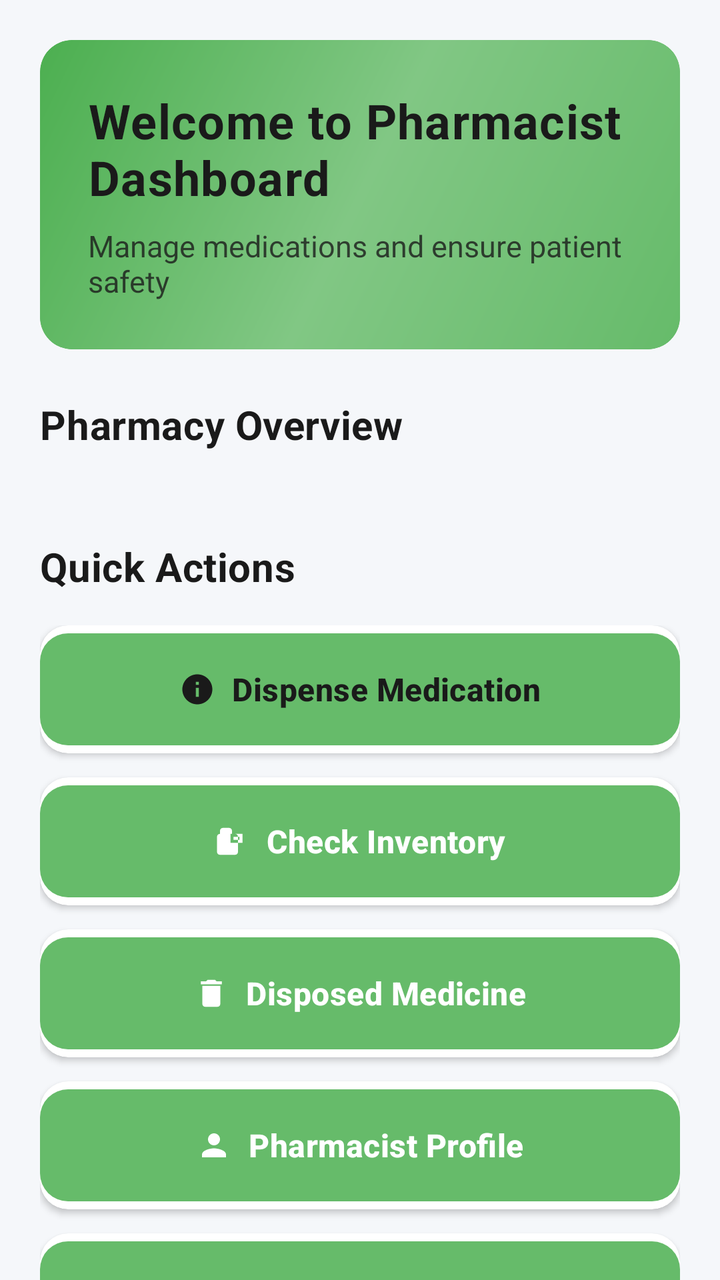
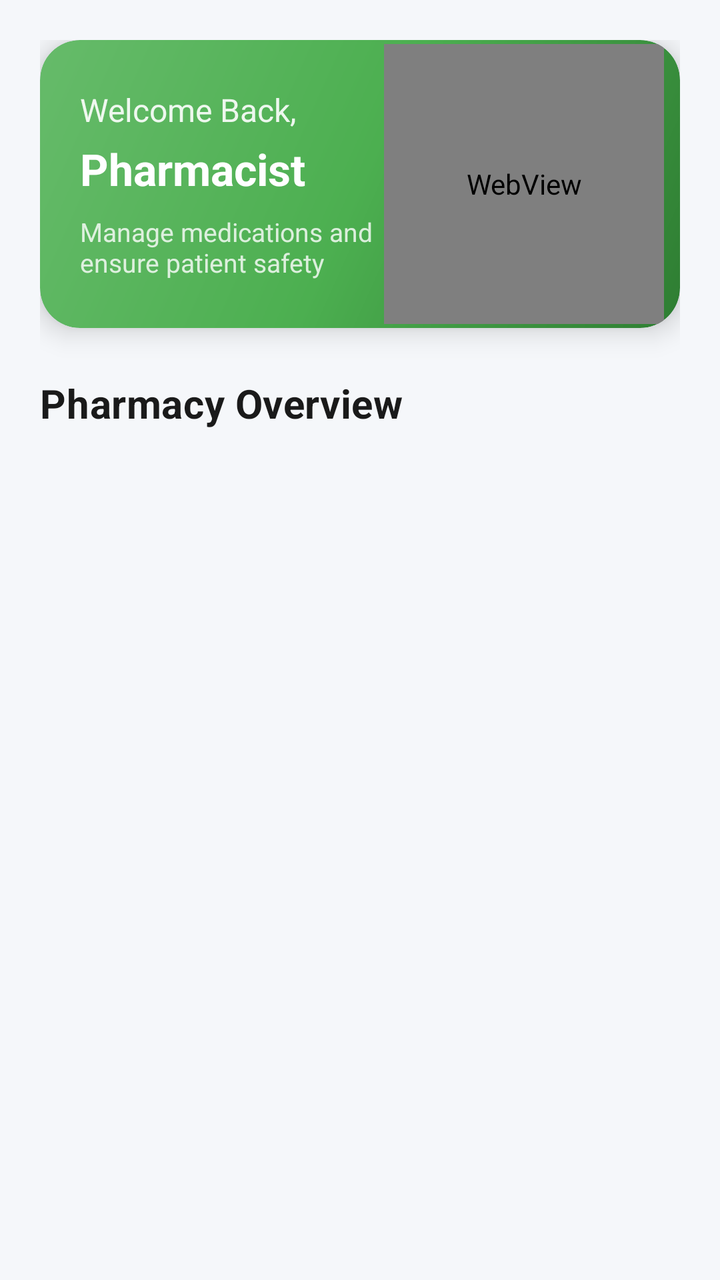

An Android layout rendered at two revisions. The XML below is the earlier revision; the diff shows what the commit changed to produce the second picture.
<!-- AndroidManifest.xml: activity theme Theme.H_CAS.NoActionBar -->
<!-- res/layout/fragment_pharmacist_dashboard.xml -->
<?xml version="1.0" encoding="utf-8"?>
<ScrollView xmlns:android="http://schemas.android.com/apk/res/android"
    xmlns:app="http://schemas.android.com/apk/res-auto"
    android:layout_width="match_parent"
    android:layout_height="match_parent"
    android:background="#F5F7FA"
    android:fillViewport="true"
    android:scrollbars="none">

    <LinearLayout
        android:layout_width="match_parent"
        android:layout_height="wrap_content"
        android:orientation="vertical"
        android:padding="20dp">

        
        <com.google.android.material.card.MaterialCardView
            android:layout_width="match_parent"
            android:layout_height="wrap_content"
            android:layout_marginBottom="24dp"
            app:cardCornerRadius="16dp"
            app:cardElevation="0dp"
            app:strokeWidth="0dp"
            app:cardBackgroundColor="@color/pharmacist_green">

            <LinearLayout
                android:layout_width="match_parent"
                android:layout_height="wrap_content"
                android:orientation="vertical"
                android:padding="24dp"
                android:background="@drawable/pharmacist_welcome_background">

                <TextView
                    android:id="@+id/welcomeTextView"
                    android:layout_width="wrap_content"
                    android:layout_height="wrap_content"
                    android:text="Welcome to Pharmacist Dashboard"
                    android:textSize="24sp"
                    android:textStyle="bold"
                    android:textColor="#1A1A1A"
                    android:letterSpacing="0.02" />

                <TextView
                    android:id="@+id/subtitleTextView"
                    android:layout_width="wrap_content"
                    android:layout_height="wrap_content"
                    android:layout_marginTop="8dp"
                    android:text="Manage medications and ensure patient safety"
                    android:textSize="15sp"
                    android:textColor="#1A1A1A"
                    android:alpha="0.8" />

            </LinearLayout>

        </com.google.android.material.card.MaterialCardView>

        
        <LinearLayout
            android:layout_width="match_parent"
            android:layout_height="wrap_content"
            android:orientation="horizontal"
            android:gravity="center_vertical"
            android:layout_marginBottom="16dp">

            <TextView
                android:layout_width="0dp"
                android:layout_height="wrap_content"
                android:layout_weight="1"
                android:text="Pharmacy Overview"
                android:textSize="20sp"
                android:textStyle="bold"
                android:textColor="#1A1A1A"
                android:letterSpacing="0.01" />

        </LinearLayout>

        <androidx.recyclerview.widget.RecyclerView
            android:id="@+id/statsRecyclerView"
            android:layout_width="match_parent"
            android:layout_height="wrap_content"
            android:layout_marginBottom="28dp"
            android:nestedScrollingEnabled="false" />

        
        <LinearLayout
            android:layout_width="match_parent"
            android:layout_height="wrap_content"
            android:orientation="horizontal"
            android:gravity="center_vertical"
            android:layout_marginBottom="16dp">

            <TextView
                android:layout_width="0dp"
                android:layout_height="wrap_content"
                android:layout_weight="1"
                android:text="Quick Actions"
                android:textSize="20sp"
                android:textStyle="bold"
                android:textColor="#1A1A1A"
                android:letterSpacing="0.01" />

        </LinearLayout>

        <LinearLayout
            android:layout_width="match_parent"
            android:layout_height="wrap_content"
            android:orientation="vertical">

            
            <com.google.android.material.card.MaterialCardView
                android:layout_width="match_parent"
                android:layout_height="wrap_content"
                android:layout_marginBottom="12dp"
                app:cardCornerRadius="14dp"
                app:cardElevation="2dp"
                app:strokeWidth="0dp"
                app:cardBackgroundColor="@color/white">

                <com.google.android.material.button.MaterialButton
                    android:id="@+id/dispensingButton"
                    android:layout_width="match_parent"
                    android:layout_height="64dp"
                    android:text="Dispense Medication"
                    android:textSize="16sp"
                    android:textStyle="bold"
                    android:textColor="#1A1A1A"
                    android:letterSpacing="0.01"
                    app:icon="@drawable/ic_medication_dispensing"
                    app:iconGravity="textStart"
                    app:iconTint="#1A1A1A"
                    app:cornerRadius="14dp"
                    app:backgroundTint="@color/pharmacist_green"
                    app:elevation="0dp"
                    android:paddingStart="20dp"
                    android:paddingEnd="20dp" />

            </com.google.android.material.card.MaterialCardView>

            
            <com.google.android.material.card.MaterialCardView
                android:layout_width="match_parent"
                android:layout_height="wrap_content"
                android:layout_marginBottom="12dp"
                app:cardCornerRadius="14dp"
                app:cardElevation="2dp"
                app:strokeWidth="0dp"
                app:cardBackgroundColor="@color/white">

                <com.google.android.material.button.MaterialButton
                    android:id="@+id/inventoryButton"
                    android:layout_width="match_parent"
                    android:layout_height="64dp"
                    android:text="Check Inventory"
                    android:textSize="16sp"
                    android:textStyle="bold"
                    android:textColor="@color/white"
                    android:letterSpacing="0.01"
                    app:icon="@drawable/ic_inventory"
                    app:iconGravity="textStart"
                    app:iconTint="@color/white"
                    app:cornerRadius="14dp"
                    app:backgroundTint="@color/pharmacist_green"
                    app:elevation="0dp"
                    android:paddingStart="20dp"
                    android:paddingEnd="20dp" />

            </com.google.android.material.card.MaterialCardView>

            
            <com.google.android.material.card.MaterialCardView
                android:layout_width="match_parent"
                android:layout_height="wrap_content"
                android:layout_marginBottom="12dp"
                app:cardCornerRadius="14dp"
                app:cardElevation="2dp"
                app:strokeWidth="0dp"
                app:cardBackgroundColor="@color/white">

                <com.google.android.material.button.MaterialButton
                    android:id="@+id/interactionsButton"
                    android:layout_width="match_parent"
                    android:layout_height="64dp"
                    android:text="Disposed Medicine"
                    android:textSize="16sp"
                    android:textStyle="bold"
                    android:textColor="@color/white"
                    android:letterSpacing="0.01"
                    app:icon="@drawable/ic_delete"
                    app:iconGravity="textStart"
                    app:iconTint="@color/white"
                    app:cornerRadius="14dp"
                    app:backgroundTint="@color/pharmacist_green"
                    app:elevation="0dp"
                    android:paddingStart="20dp"
                    android:paddingEnd="20dp" />

            </com.google.android.material.card.MaterialCardView>

            
            <com.google.android.material.card.MaterialCardView
                android:layout_width="match_parent"
                android:layout_height="wrap_content"
                android:layout_marginBottom="12dp"
                app:cardCornerRadius="14dp"
                app:cardElevation="2dp"
                app:strokeWidth="0dp"
                app:cardBackgroundColor="@color/white">

                <com.google.android.material.button.MaterialButton
                    android:id="@+id/profileButton"
                    android:layout_width="match_parent"
                    android:layout_height="64dp"
                    android:text="Pharmacist Profile"
                    android:textSize="16sp"
                    android:textStyle="bold"
                    android:textColor="@color/white"
                    android:letterSpacing="0.01"
                    app:icon="@drawable/ic_doctor_profile"
                    app:iconGravity="textStart"
                    app:iconTint="@color/white"
                    app:cornerRadius="14dp"
                    app:backgroundTint="@color/pharmacist_green"
                    app:elevation="0dp"
                    android:paddingStart="20dp"
                    android:paddingEnd="20dp" />

            </com.google.android.material.card.MaterialCardView>

            
            <com.google.android.material.card.MaterialCardView
                android:layout_width="match_parent"
                android:layout_height="wrap_content"
                android:layout_marginBottom="8dp"
                app:cardCornerRadius="14dp"
                app:cardElevation="2dp"
                app:strokeWidth="0dp"
                app:cardBackgroundColor="@color/white">

                <com.google.android.material.button.MaterialButton
                    android:id="@+id/reportsButton"
                    android:layout_width="match_parent"
                    android:layout_height="64dp"
                    android:text="Pharmacy Reports"
                    android:textSize="16sp"
                    android:textStyle="bold"
                    android:textColor="@color/white"
                    android:letterSpacing="0.01"
                    app:icon="@drawable/ic_analytics"
                    app:iconGravity="textStart"
                    app:iconTint="@color/white"
                    app:cornerRadius="14dp"
                    app:backgroundTint="@color/pharmacist_green"
                    app:elevation="0dp"
                    android:paddingStart="20dp"
                    android:paddingEnd="20dp" />

            </com.google.android.material.card.MaterialCardView>

        </LinearLayout>

    </LinearLayout>

</ScrollView>
<!-- resources referenced by this layout -->
<resources>
  <color name="pharmacist_green">#66BB6A</color>
  <color name="white">#FFFFFFFF</color>
  <!-- drawable ic_analytics (drawable) -->
  <?xml version="1.0" encoding="utf-8"?>
  <vector xmlns:android="http://schemas.android.com/apk/res/android"
      android:width="24dp"
      android:height="24dp"
      android:viewportWidth="24"
      android:viewportHeight="24"
      android:tint="@color/white">
      <path
          android:fillColor="@android:color/white"
          android:pathData="M19,3L5,3c-1.1,0 -2,0.9 -2,2v14c0,1.1 0.9,2 2,2h14c1.1,0 2,-0.9 2,-2L21,5c0,-1.1 -0.9,-2 -2,-2zM9,17L7,17v-7h2v7zM13,17h-2L11,7h2v10zM17,17h-2v-4h2v4z"/>
  </vector>
  <!-- drawable ic_delete (drawable) -->
  <vector xmlns:android="http://schemas.android.com/apk/res/android"
      android:width="24dp"
      android:height="24dp"
      android:viewportWidth="24"
      android:viewportHeight="24"
      android:tint="?attr/colorOnSurface">
    <path
        android:fillColor="@android:color/white"
        android:pathData="M6,19c0,1.1 0.9,2 2,2h8c1.1,0 2,-0.9 2,-2V7H6v12zM19,4h-3.5l-1,-1h-5l-1,1H5v2h14V4z"/>
  </vector>
  <!-- drawable ic_doctor_profile (drawable) -->
  <vector xmlns:android="http://schemas.android.com/apk/res/android"
      android:width="24dp"
      android:height="24dp"
      android:viewportWidth="24"
      android:viewportHeight="24"
      android:tint="?attr/colorOnSurface">
    <path
        android:fillColor="@android:color/white"
        android:pathData="M12,12c2.21,0 4,-1.79 4,-4s-1.79,-4 -4,-4 -4,1.79 -4,4 1.79,4 4,4zM12,14c-2.67,0 -8,1.34 -8,4v2h16v-2c0,-2.66 -5.33,-4 -8,-4z"/>
  </vector>
  <!-- drawable ic_inventory (drawable) -->
  <?xml version="1.0" encoding="utf-8"?>
  <vector xmlns:android="http://schemas.android.com/apk/res/android"
      android:width="24dp"
      android:height="24dp"
      android:viewportWidth="24"
      android:viewportHeight="24"
      android:tint="@color/white">
      <path
          android:fillColor="@android:color/white"
          android:pathData="M19,7h-8v6h8V7zM17,11h-4V9h4v2zM4,7L4,5c0,-1.1 0.9,-2 2,-2h4c1.1,0 2,0.9 2,2v2h2c1.1,0 2,0.9 2,2v10c0,1.1 -0.9,2 -2,2L4,21c-1.1,0 -2,-0.9 -2,-2L2,9c0,-1.1 0.9,-2 2,-2h2zM6,7L6,5h4v2L6,7z"/>
  </vector>
  <!-- drawable ic_medication_dispensing (drawable) -->
  <?xml version="1.0" encoding="utf-8"?>
  <vector xmlns:android="http://schemas.android.com/apk/res/android"
      android:width="24dp"
      android:height="24dp"
      android:viewportWidth="24"
      android:viewportHeight="24"
      android:tint="@color/white">
      <path
          android:fillColor="@android:color/white"
          android:pathData="M12,2C6.48,2 2,6.48 2,12s4.48,10 10,10 10,-4.48 10,-10S17.52,2 12,2zM13,17h-2v-6h2v6zM13,9h-2L11,7h2v2z"/>
  </vector>
  <!-- drawable pharmacist_welcome_background (drawable) -->
  <?xml version="1.0" encoding="utf-8"?>
  <shape xmlns:android="http://schemas.android.com/apk/res/android"
      android:shape="rectangle">
      <gradient
          android:angle="135"
          android:startColor="#66BB6A"
          android:centerColor="#81C784"
          android:endColor="#4CAF50"
          android:type="linear" />
      <corners android:radius="16dp" />
  </shape>
  <style name="Theme.H_CAS.NoActionBar" parent="Theme.Material3.DayNight.NoActionBar">
          <item name="colorPrimary">@color/primary_blue</item>
          <item name="colorPrimaryDark">@color/primary_blue_dark</item>
          <item name="colorAccent">@color/accent_blue</item>
          <item name="android:statusBarColor">@color/white</item>
          <item name="android:windowLightStatusBar">true</item>
      </style>
  <color name="primary_blue">#1976D2</color>
  <color name="primary_blue_dark">#1565C0</color>
  <color name="accent_blue">#2196F3</color>
</resources>

<!-- the commit's change to res/layout/fragment_pharmacist_dashboard.xml (unified diff, before → after) -->
@@ -18,39 +18,71 @@
             android:layout_width="match_parent"
             android:layout_height="wrap_content"
             android:layout_marginBottom="24dp"
-            app:cardCornerRadius="16dp"
-            app:cardElevation="0dp"
-            app:strokeWidth="0dp"
-            app:cardBackgroundColor="@color/pharmacist_green">
+            app:cardCornerRadius="20dp"
+            app:cardElevation="8dp"
+            app:strokeWidth="0dp">
 
-            <LinearLayout
+            <androidx.constraintlayout.widget.ConstraintLayout
                 android:layout_width="match_parent"
                 android:layout_height="wrap_content"
-                android:orientation="vertical"
-                android:padding="24dp"
-                android:background="@drawable/pharmacist_welcome_background">
+                android:background="@drawable/pharmacist_welcome_gradient">
+
+                
+                <TextView
+                    android:id="@+id/welcomeTitle"
+                    android:layout_width="0dp"
+                    android:layout_height="wrap_content"
+                    android:layout_marginStart="20dp"
+                    android:layout_marginTop="24dp"
+                    android:text="Welcome Back,"
+                    android:textColor="@color/white"
+                    android:textSize="16sp"
+                    android:alpha="0.9"
+                    app:layout_constraintStart_toStartOf="parent"
+                    app:layout_constraintTop_toTopOf="parent"
+                    app:layout_constraintEnd_toStartOf="@id/macbookAnimation" />
 
                 <TextView
-                    android:id="@+id/welcomeTextView"
-                    android:layout_width="wrap_content"
+                    android:id="@+id/pharmacistNameText"
+                    android:layout_width="0dp"
                     android:layout_height="wrap_content"
-                    android:text="Welcome to Pharmacist Dashboard"
-                    android:textSize="24sp"
+                    android:layout_marginStart="20dp"
+                    android:layout_marginTop="4dp"
+                    android:text="Pharmacist"
+                    android:textColor="@color/white"
+                    android:textSize="22sp"
                     android:textStyle="bold"
-                    android:textColor="#1A1A1A"
-                    android:letterSpacing="0.02" />
+                    app:layout_constraintStart_toStartOf="parent"
+                    app:layout_constraintTop_toBottomOf="@id/welcomeTitle"
+                    app:layout_constraintEnd_toStartOf="@id/macbookAnimation" />
 
                 <TextView
-                    android:id="@+id/subtitleTextView"
-                    android:layout_width="wrap_content"
+                    android:id="@+id/welcomeSubtitle"
+                    android:layout_width="0dp"
                     android:layout_height="wrap_content"
+                    android:layout_marginStart="20dp"
                     android:layout_marginTop="8dp"
+                    android:layout_marginBottom="24dp"
                     android:text="Manage medications and ensure patient safety"
-                    android:textSize="15sp"
-                    android:textColor="#1A1A1A"
-                    android:alpha="0.8" />
+                    android:textColor="@color/white"
+                    android:textSize="13sp"
+                    android:alpha="0.8"
+                    app:layout_constraintStart_toStartOf="parent"
+                    app:layout_constraintTop_toBottomOf="@id/pharmacistNameText"
+                    app:layout_constraintBottom_toBottomOf="parent"
+                    app:layout_constraintEnd_toStartOf="@id/macbookAnimation" />
 
-            </LinearLayout>
+                
+                <WebView
+                    android:id="@+id/macbookAnimation"
+                    android:layout_width="140dp"
+                    android:layout_height="140dp"
+                    android:layout_marginEnd="8dp"
+                    app:layout_constraintEnd_toEndOf="parent"
+                    app:layout_constraintTop_toTopOf="parent"
+                    app:layout_constraintBottom_toBottomOf="parent" />
+
+            </androidx.constraintlayout.widget.ConstraintLayout>
 
         </com.google.android.material.card.MaterialCardView>
 
@@ -81,183 +113,6 @@
             android:layout_marginBottom="28dp"
             android:nestedScrollingEnabled="false" />
 
-        
-        <LinearLayout
-            android:layout_width="match_parent"
-            android:layout_height="wrap_content"
-            android:orientation="horizontal"
-            android:gravity="center_vertical"
-            android:layout_marginBottom="16dp">
-
-            <TextView
-                android:layout_width="0dp"
-                android:layout_height="wrap_content"
-                android:layout_weight="1"
-                android:text="Quick Actions"
-                android:textSize="20sp"
-                android:textStyle="bold"
-                android:textColor="#1A1A1A"
-                android:letterSpacing="0.01" />
-
-        </LinearLayout>
-
-        <LinearLayout
-            android:layout_width="match_parent"
-            android:layout_height="wrap_content"
-            android:orientation="vertical">
-
-            
-            <com.google.android.material.card.MaterialCardView
-                android:layout_width="match_parent"
-                android:layout_height="wrap_content"
-                android:layout_marginBottom="12dp"
-                app:cardCornerRadius="14dp"
-                app:cardElevation="2dp"
-                app:strokeWidth="0dp"
-                app:cardBackgroundColor="@color/white">
-
-                <com.google.android.material.button.MaterialButton
-                    android:id="@+id/dispensingButton"
-                    android:layout_width="match_parent"
-                    android:layout_height="64dp"
-                    android:text="Dispense Medication"
-                    android:textSize="16sp"
-                    android:textStyle="bold"
-                    android:textColor="#1A1A1A"
-                    android:letterSpacing="0.01"
-                    app:icon="@drawable/ic_medication_dispensing"
-                    app:iconGravity="textStart"
-                    app:iconTint="#1A1A1A"
-                    app:cornerRadius="14dp"
-                    app:backgroundTint="@color/pharmacist_green"
-                    app:elevation="0dp"
-                    android:paddingStart="20dp"
-                    android:paddingEnd="20dp" />
-
-            </com.google.android.material.card.MaterialCardView>
-
-            
-            <com.google.android.material.card.MaterialCardView
-                android:layout_width="match_parent"
-                android:layout_height="wrap_content"
-                android:layout_marginBottom="12dp"
-                app:cardCornerRadius="14dp"
-                app:cardElevation="2dp"
-                app:strokeWidth="0dp"
-                app:cardBackgroundColor="@color/white">
-
-                <com.google.android.material.button.MaterialButton
-                    android:id="@+id/inventoryButton"
-                    android:layout_width="match_parent"
-                    android:layout_height="64dp"
-                    android:text="Check Inventory"
-                    android:textSize="16sp"
-                    android:textStyle="bold"
-                    android:textColor="@color/white"
-                    android:letterSpacing="0.01"
-                    app:icon="@drawable/ic_inventory"
-                    app:iconGravity="textStart"
-                    app:iconTint="@color/white"
-                    app:cornerRadius="14dp"
-                    app:backgroundTint="@color/pharmacist_green"
-                    app:elevation="0dp"
-                    android:paddingStart="20dp"
-                    android:paddingEnd="20dp" />
-
-            </com.google.android.material.card.MaterialCardView>
-
-            
-            <com.google.android.material.card.MaterialCardView
-                android:layout_width="match_parent"
-                android:layout_height="wrap_content"
-                android:layout_marginBottom="12dp"
-                app:cardCornerRadius="14dp"
-                app:cardElevation="2dp"
-                app:strokeWidth="0dp"
-                app:cardBackgroundColor="@color/white">
-
-                <com.google.android.material.button.MaterialButton
-                    android:id="@+id/interactionsButton"
-                    android:layout_width="match_parent"
-                    android:layout_height="64dp"
-                    android:text="Disposed Medicine"
-                    android:textSize="16sp"
-                    android:textStyle="bold"
-                    android:textColor="@color/white"
-                    android:letterSpacing="0.01"
-                    app:icon="@drawable/ic_delete"
-                    app:iconGravity="textStart"
-                    app:iconTint="@color/white"
-                    app:cornerRadius="14dp"
-                    app:backgroundTint="@color/pharmacist_green"
-                    app:elevation="0dp"
-                    android:paddingStart="20dp"
-                    android:paddingEnd="20dp" />
-
-            </com.google.android.material.card.MaterialCardView>
-
-            
-            <com.google.android.material.card.MaterialCardView
-                android:layout_width="match_parent"
-                android:layout_height="wrap_content"
-                android:layout_marginBottom="12dp"
-                app:cardCornerRadius="14dp"
-                app:cardElevation="2dp"
-                app:strokeWidth="0dp"
-                app:cardBackgroundColor="@color/white">
-
-                <com.google.android.material.button.MaterialButton
-                    android:id="@+id/profileButton"
-                    android:layout_width="match_parent"
-                    android:layout_height="64dp"
-                    android:text="Pharmacist Profile"
-                    android:textSize="16sp"
-                    android:textStyle="bold"
-                    android:textColor="@color/white"
-                    android:letterSpacing="0.01"
-                    app:icon="@drawable/ic_doctor_profile"
-                    app:iconGravity="textStart"
-                    app:iconTint="@color/white"
-                    app:cornerRadius="14dp"
-                    app:backgroundTint="@color/pharmacist_green"
-                    app:elevation="0dp"
-                    android:paddingStart="20dp"
-                    android:paddingEnd="20dp" />
-
-            </com.google.android.material.card.MaterialCardView>
-
-            
-            <com.google.android.material.card.MaterialCardView
-                android:layout_width="match_parent"
-                android:layout_height="wrap_content"
-                android:layout_marginBottom="8dp"
-                app:cardCornerRadius="14dp"
-                app:cardElevation="2dp"
-                app:strokeWidth="0dp"
-                app:cardBackgroundColor="@color/white">
-
-                <com.google.android.material.button.MaterialButton
-                    android:id="@+id/reportsButton"
-                    android:layout_width="match_parent"
-                    android:layout_height="64dp"
-                    android:text="Pharmacy Reports"
-                    android:textSize="16sp"
-                    android:textStyle="bold"
-                    android:textColor="@color/white"
-                    android:letterSpacing="0.01"
-                    app:icon="@drawable/ic_analytics"
-                    app:iconGravity="textStart"
-                    app:iconTint="@color/white"
-                    app:cornerRadius="14dp"
-                    app:backgroundTint="@color/pharmacist_green"
-                    app:elevation="0dp"
-                    android:paddingStart="20dp"
-                    android:paddingEnd="20dp" />
-
-            </com.google.android.material.card.MaterialCardView>
-
-        </LinearLayout>
-
     </LinearLayout>
 
 </ScrollView>
<!-- resource entries referenced after the edit -->
@@ -1,76 +1,17 @@
 <!-- resources referenced by this layout -->
 <resources>
-  <color name="pharmacist_green">#66BB6A</color>
   <color name="white">#FFFFFFFF</color>
-  <!-- drawable ic_analytics (drawable) -->
-  <?xml version="1.0" encoding="utf-8"?>
-  <vector xmlns:android="http://schemas.android.com/apk/res/android"
-      android:width="24dp"
-      android:height="24dp"
-      android:viewportWidth="24"
-      android:viewportHeight="24"
-      android:tint="@color/white">
-      <path
-          android:fillColor="@android:color/white"
-          android:pathData="M19,3L5,3c-1.1,0 -2,0.9 -2,2v14c0,1.1 0.9,2 2,2h14c1.1,0 2,-0.9 2,-2L21,5c0,-1.1 -0.9,-2 -2,-2zM9,17L7,17v-7h2v7zM13,17h-2L11,7h2v10zM17,17h-2v-4h2v4z"/>
-  </vector>
-  <!-- drawable ic_delete (drawable) -->
-  <vector xmlns:android="http://schemas.android.com/apk/res/android"
-      android:width="24dp"
-      android:height="24dp"
-      android:viewportWidth="24"
-      android:viewportHeight="24"
-      android:tint="?attr/colorOnSurface">
-    <path
-        android:fillColor="@android:color/white"
-        android:pathData="M6,19c0,1.1 0.9,2 2,2h8c1.1,0 2,-0.9 2,-2V7H6v12zM19,4h-3.5l-1,-1h-5l-1,1H5v2h14V4z"/>
-  </vector>
-  <!-- drawable ic_doctor_profile (drawable) -->
-  <vector xmlns:android="http://schemas.android.com/apk/res/android"
-      android:width="24dp"
-      android:height="24dp"
-      android:viewportWidth="24"
-      android:viewportHeight="24"
-      android:tint="?attr/colorOnSurface">
-    <path
-        android:fillColor="@android:color/white"
-        android:pathData="M12,12c2.21,0 4,-1.79 4,-4s-1.79,-4 -4,-4 -4,1.79 -4,4 1.79,4 4,4zM12,14c-2.67,0 -8,1.34 -8,4v2h16v-2c0,-2.66 -5.33,-4 -8,-4z"/>
-  </vector>
-  <!-- drawable ic_inventory (drawable) -->
-  <?xml version="1.0" encoding="utf-8"?>
-  <vector xmlns:android="http://schemas.android.com/apk/res/android"
-      android:width="24dp"
-      android:height="24dp"
-      android:viewportWidth="24"
-      android:viewportHeight="24"
-      android:tint="@color/white">
-      <path
-          android:fillColor="@android:color/white"
-          android:pathData="M19,7h-8v6h8V7zM17,11h-4V9h4v2zM4,7L4,5c0,-1.1 0.9,-2 2,-2h4c1.1,0 2,0.9 2,2v2h2c1.1,0 2,0.9 2,2v10c0,1.1 -0.9,2 -2,2L4,21c-1.1,0 -2,-0.9 -2,-2L2,9c0,-1.1 0.9,-2 2,-2h2zM6,7L6,5h4v2L6,7z"/>
-  </vector>
-  <!-- drawable ic_medication_dispensing (drawable) -->
-  <?xml version="1.0" encoding="utf-8"?>
-  <vector xmlns:android="http://schemas.android.com/apk/res/android"
-      android:width="24dp"
-      android:height="24dp"
-      android:viewportWidth="24"
-      android:viewportHeight="24"
-      android:tint="@color/white">
-      <path
-          android:fillColor="@android:color/white"
-          android:pathData="M12,2C6.48,2 2,6.48 2,12s4.48,10 10,10 10,-4.48 10,-10S17.52,2 12,2zM13,17h-2v-6h2v6zM13,9h-2L11,7h2v2z"/>
-  </vector>
-  <!-- drawable pharmacist_welcome_background (drawable) -->
+  <!-- drawable pharmacist_welcome_gradient (drawable) -->
   <?xml version="1.0" encoding="utf-8"?>
   <shape xmlns:android="http://schemas.android.com/apk/res/android"
       android:shape="rectangle">
       <gradient
+          android:type="linear"
           android:angle="135"
-          android:startColor="#66BB6A"
-          android:centerColor="#81C784"
-          android:endColor="#4CAF50"
-          android:type="linear" />
-      <corners android:radius="16dp" />
+          android:startColor="#2E7D32"
+          android:centerColor="#4CAF50"
+          android:endColor="#66BB6A" />
+      <corners android:radius="20dp" />
   </shape>
   <style name="Theme.H_CAS.NoActionBar" parent="Theme.Material3.DayNight.NoActionBar">
           <item name="colorPrimary">@color/primary_blue</item>
